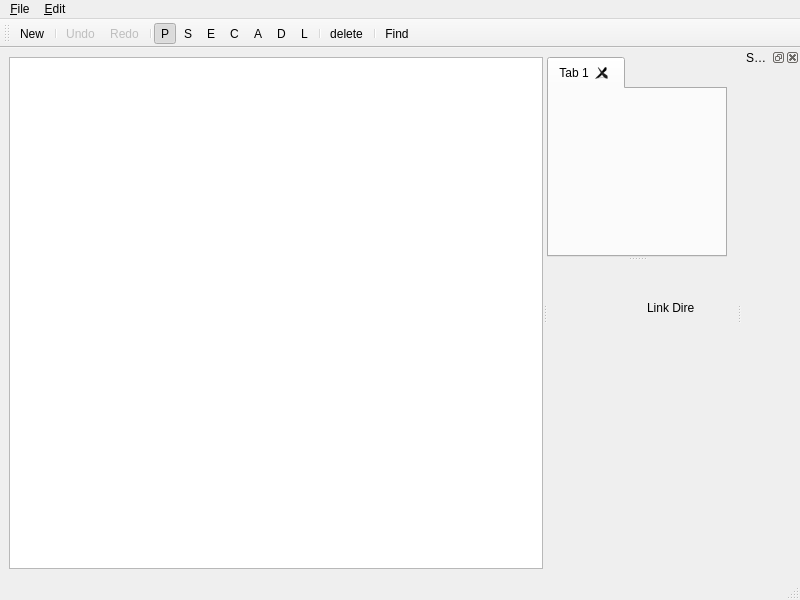
Old version of the form GGEditor_src/ggmainwindow.ui in the repository kingnak/GameGenerator.
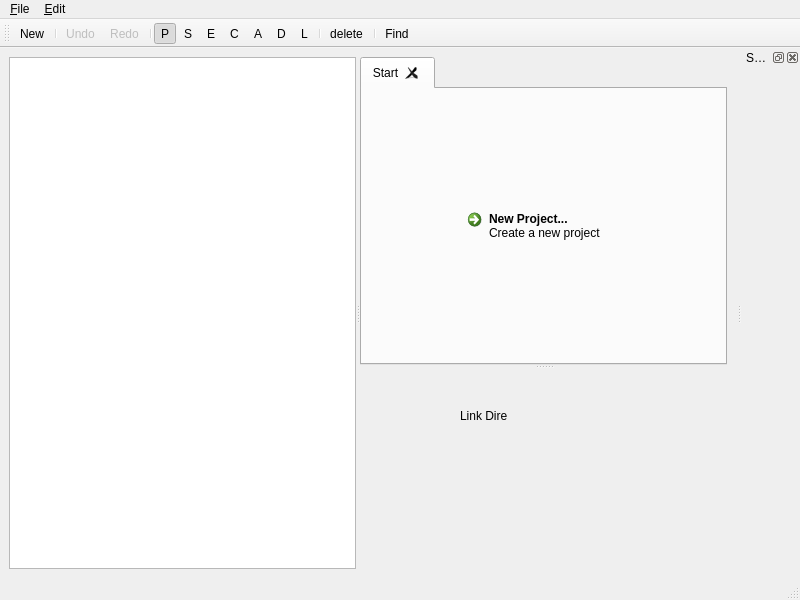
New version of the form. Icons and pictures are not drawn. Custom widgets are drawn as their Qt base class.

Commit message: Introduced start page

```diff
--- a/GGEditor_src/ggmainwindow.ui
+++ b/GGEditor_src/ggmainwindow.ui
@@ -53,8 +53,81 @@
         </property>
         <widget class="QWidget" name="tab_3">
          <attribute name="title">
-          <string>Tab 1</string>
+          <string>Start</string>
          </attribute>
+         <layout class="QHBoxLayout" name="horizontalLayout_2">
+          <item>
+           <spacer name="horizontalSpacer">
+            <property name="orientation">
+             <enum>Qt::Horizontal</enum>
+            </property>
+            <property name="sizeHint" stdset="0">
+             <size>
+              <width>40</width>
+              <height>20</height>
+             </size>
+            </property>
+           </spacer>
+          </item>
+          <item>
+           <layout class="QVBoxLayout" name="verticalLayout_2">
+            <item>
+             <spacer name="verticalSpacer_2">
+              <property name="orientation">
+               <enum>Qt::Vertical</enum>
+              </property>
+              <property name="sizeHint" stdset="0">
+               <size>
+                <width>20</width>
+                <height>40</height>
+               </size>
+              </property>
+             </spacer>
+            </item>
+            <item>
+             <widget class="QCommandLinkButton" name="cmdNew">
+              <property name="text">
+               <string>New Project...</string>
+              </property>
+              <property name="icon">
+               <iconset>
+                <normalon>:/icons/newfile</normalon>
+               </iconset>
+              </property>
+              <property name="description">
+               <string>Create a new project</string>
+              </property>
+             </widget>
+            </item>
+            <item>
+             <spacer name="verticalSpacer">
+              <property name="orientation">
+               <enum>Qt::Vertical</enum>
+              </property>
+              <property name="sizeHint" stdset="0">
+               <size>
+                <width>20</width>
+                <height>40</height>
+               </size>
+              </property>
+             </spacer>
+            </item>
+           </layout>
+          </item>
+          <item>
+           <spacer name="horizontalSpacer_2">
+            <property name="orientation">
+             <enum>Qt::Horizontal</enum>
+            </property>
+            <property name="sizeHint" stdset="0">
+             <size>
+              <width>40</width>
+              <height>20</height>
+             </size>
+            </property>
+           </spacer>
+          </item>
+         </layout>
         </widget>
        </widget>
        <widget class="QStackedWidget" name="stkDetailEdits">
```
Left out of the diff: 18 changed lines with no effect on the pictures. The commit also changes 2 other files.
